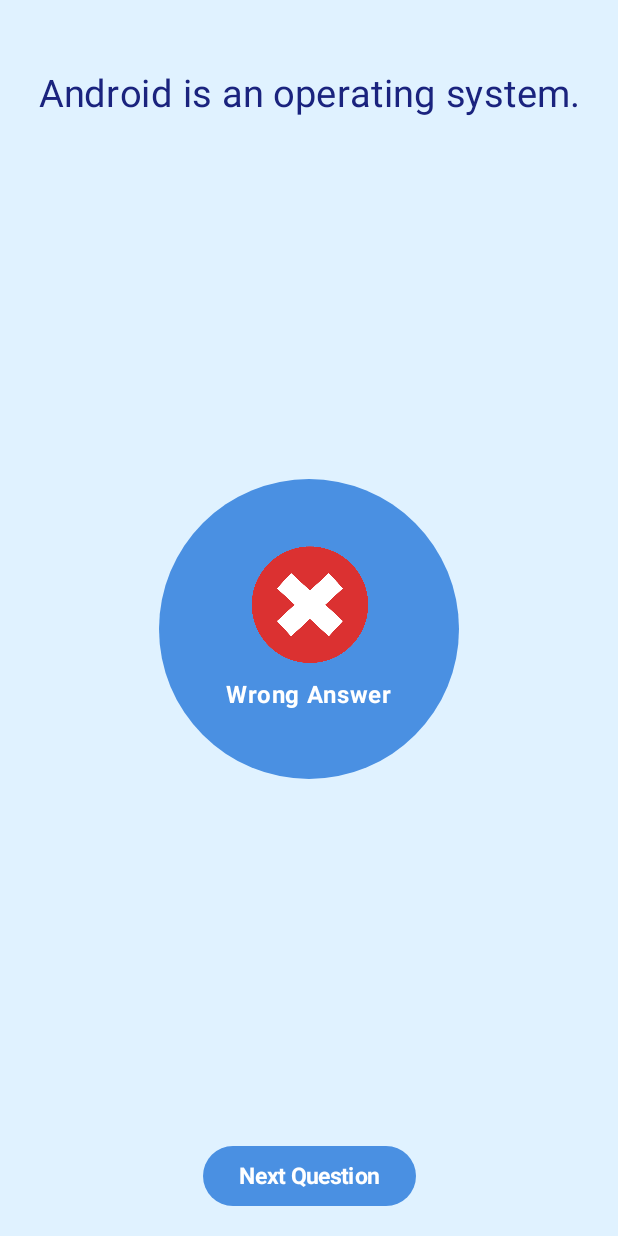
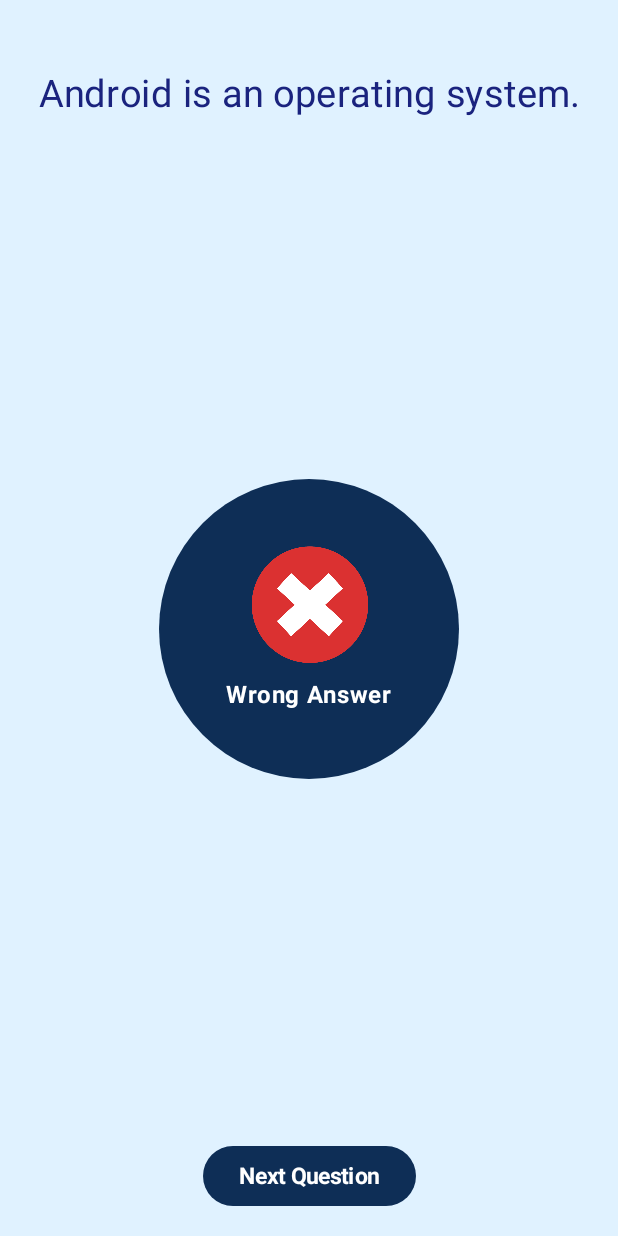
Before and after one commit to sarahalenezi96/AndroidComposeUI, an Android app built with Jetpack Compose: the MainActivity screen opened directly, with no data from a screen before it, after a tap on "False", on a phone screen of 412 x 824 dp. Run offline under Robolectric (Android 15) with nearby library versions, the phone set to English and light mode, and no system bars.

Commit message:
edited the score logic and changed some themes colors

```diff
--- a/app/src/main/java/com/coded/androidcomposeui/MainActivity.kt
+++ b/app/src/main/java/com/coded/androidcomposeui/MainActivity.kt
@@ -42,12 +42,14 @@ class MainActivity : ComponentActivity() {
             }
         }
     }
-}@Composable
+}
+var score =0
+
+@Composable
 fun QuizGame(modifier: Modifier = Modifier) {
     var currentQuestion by remember { mutableStateOf(0) }
     var showResult by remember { mutableStateOf(false) }
     var isCorrect by remember { mutableStateOf<Boolean?>(null) }
-    var score by remember { mutableStateOf(0) }
 
     val context = LocalContext.current
 
@@ -186,9 +188,9 @@ fun QuizGame(modifier: Modifier = Modifier) {
                 Button(
                     onClick = {
                         currentQuestion = 0
-                        score = 0
                         showResult = false
                         isCorrect = null
+                        score = 0
                     },
                     colors = ButtonDefaults.buttonColors(
                         containerColor = MaterialTheme.colorScheme.primary,
--- a/app/src/main/java/com/coded/androidcomposeui/ui/theme/Theme.kt
+++ b/app/src/main/java/com/coded/androidcomposeui/ui/theme/Theme.kt
@@ -5,9 +5,9 @@ import androidx.compose.runtime.Composable
 import androidx.compose.ui.graphics.Color
 
 private val CustomColorScheme = lightColorScheme(
-    primary = Color(0xFF4A90E2),
+    primary = Color(0xFF0E2E56),
     onPrimary = Color.White,
-    secondary = Color(0xFF7BDFF2),
+    secondary = Color(0xFF75C7D3),
     onSecondary = Color(0xFF003C5E),
     background = Color(0xFFE0F2FF),
     onBackground = Color(0xFF1A1A1A),
```
